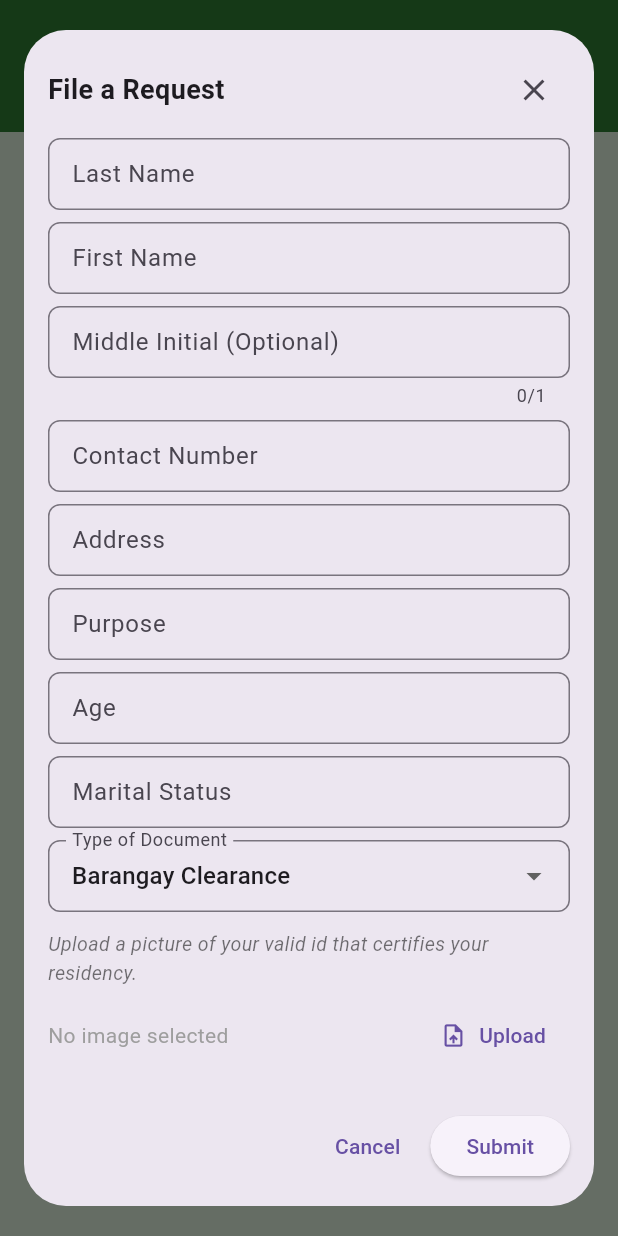
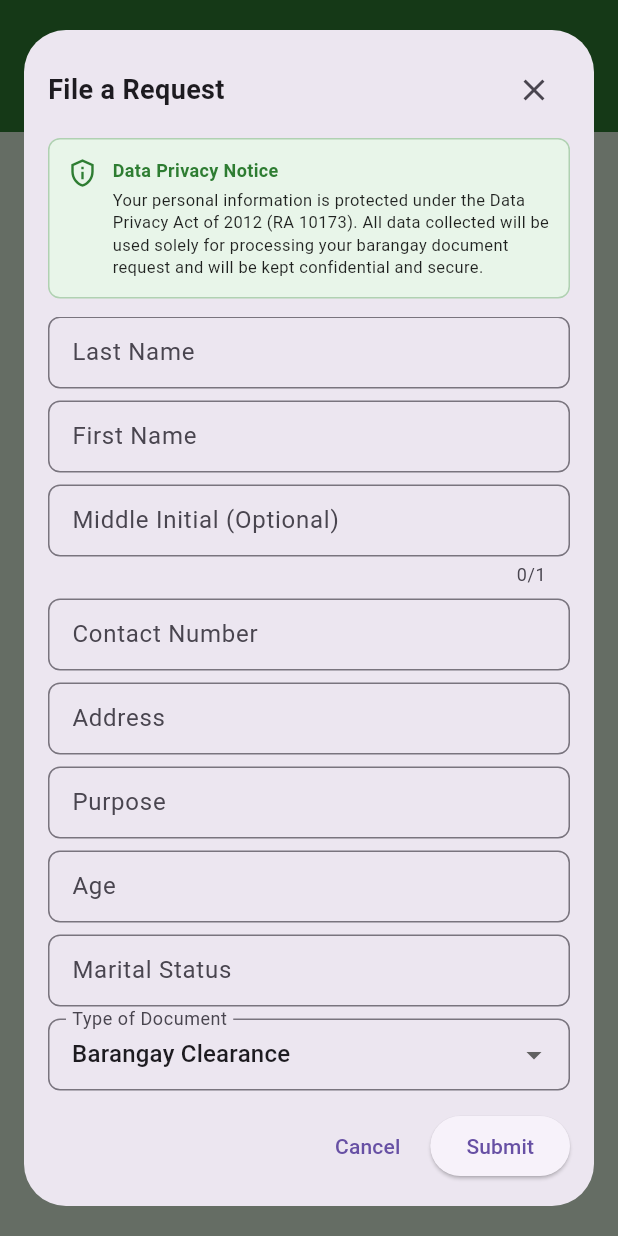
Before and after one commit to RyotaKim/bis-system_frontend, a Flutter app: the screen it shows after launch, after a tap on "File a Request", on a phone screen of 412 x 824 dp. Run offline on Flutter 3.47's test engine with Material 3 defaults, Android fonts, the phone set to English and light mode, and no system bars; our stand-ins replace fl_chart, image_picker; network calls fail.

Commit message:
Added a daa privacy noices ot ensure residents about the safety of their data

```diff
--- a/lib/pages/resident_main_page.dart
+++ b/lib/pages/resident_main_page.dart
@@ -371,20 +371,6 @@ class _ResidentMainPageState extends State<ResidentMainPage> {
                             ),
                             child: _navText('About'),
                           ),
-                          const SizedBox(width: 36),
-                          TextButton(
-                            onPressed: () {
-                              ScaffoldMessenger.of(context).showSnackBar(
-                                const SnackBar(
-                                    content: Text('Contact page selected')),
-                              );
-                            },
-                            style: TextButton.styleFrom(
-                              padding: navPadding,
-                              textStyle: TextStyle(fontSize: navFontSize),
-                            ),
-                            child: _navText('Contact'),
-                          ),
                         ],
                       );
                     }),
@@ -598,6 +584,55 @@ class _ResidentMainPageState extends State<ResidentMainPage> {
                                                             height: isMobile
                                                                 ? 8
                                                                 : 12),
+
+                                                        // Data Privacy Notice
+                                                        Container(
+                                                          padding: const EdgeInsets.all(12),
+                                                          decoration: BoxDecoration(
+                                                            color: const Color(0xFFE8F5E9),
+                                                            borderRadius: BorderRadius.circular(8),
+                                                            border: Border.all(
+                                                              color: const Color(0xFF2E7D32).withOpacity(0.3),
+                                                              width: 1,
+                                                            ),
+                                                          ),
+                                                          child: Row(
+                                                            crossAxisAlignment: CrossAxisAlignment.start,
+                                                            children: [
+                                                              const Icon(
+                                                                Icons.privacy_tip_outlined,
+                                                                color: Color(0xFF2E7D32),
+                                                                size: 20,
+                                                              ),
+                                                              const SizedBox(width: 10),
+                                                              Expanded(
+                                                                child: Column(
+                                                                  crossAxisAlignment: CrossAxisAlignment.start,
+                                                                  children: [
+                                                                    Text(
+                                                                      'Data Privacy Notice',
+                                                                      style: TextStyle(
+                                                                        fontWeight: FontWeight.bold,
+                                                                        fontSize: isMobile ? 12 : 13,
+                                                                        color: const Color(0xFF2E7D32),
+                                                                      ),
+                                                                    ),
+                                                                    const SizedBox(height: 4),
+                                                                    Text(
+                                                                      'Your personal information is protected under the Data Privacy Act of 2012 (RA 10173). All data collected will be used solely for processing your barangay document request and will be kept confidential and secure.',
+                                                                      style: TextStyle(
+                                                                        fontSize: isMobile ? 11 : 12,
+                                                                        color: Colors.black87,
+                                                                        height: 1.4,
+                                                                      ),
+                                                                    ),
+                                                                  ],
+                                                                ),
+                                                              ),
+                                                            ],
+                                                          ),
+                                                        ),
+                                                        SizedBox(height: isMobile ? 12 : 16),
 
                                                         // Form area (scrollable)
                                                         Expanded(
```
